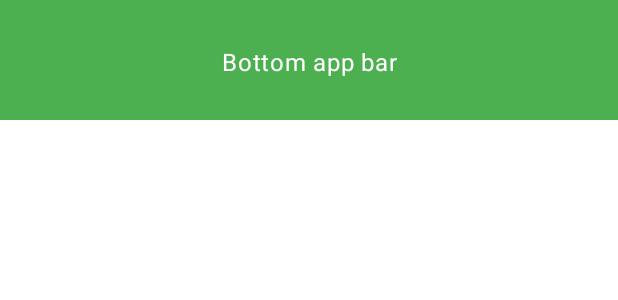
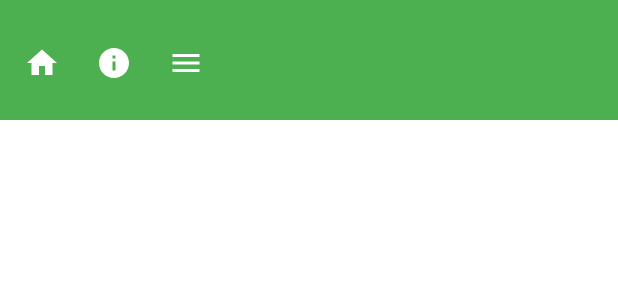
Before and after one commit to dvalcken/BiljartAndroid, an Android app built with Jetpack Compose: the @Preview function MyBottomAppBarPreview, on a phone screen of 412 x 824 dp. Shown: the top 300 px of the screen. Run offline under Robolectric (Android 15) with nearby library versions, the phone set to English and light mode, and no system bars.

Commit message:
Navigation to 3 pages OK via bottomappbar

```diff
--- a/app/src/main/java/com/example/biljart/MyBottomAppBar.kt
+++ b/app/src/main/java/com/example/biljart/MyBottomAppBar.kt
@@ -1,28 +1,47 @@
 package com.example.biljart
 
-import androidx.compose.foundation.layout.fillMaxWidth
+import androidx.compose.material.icons.Icons
+import androidx.compose.material.icons.filled.Home
+import androidx.compose.material.icons.filled.Info
+import androidx.compose.material.icons.filled.Menu
 import androidx.compose.material3.BottomAppBar
+import androidx.compose.material3.Icon
+import androidx.compose.material3.IconButton
 import androidx.compose.material3.MaterialTheme
-import androidx.compose.material3.Text
 import androidx.compose.runtime.Composable
-import androidx.compose.ui.Modifier
-import androidx.compose.ui.text.style.TextAlign
 import androidx.compose.ui.tooling.preview.Preview
 import com.example.biljart.ui.theme.BilliardTheme
 
 @Composable
-fun MyBottomAppBar() {
+fun MyBottomAppBar(
+    onHome: () -> Unit,
+    onAbout: () -> Unit,
+    onRanking: () -> Unit,
+) {
     BottomAppBar(
         containerColor = MaterialTheme.colorScheme.primaryContainer,
         contentColor = MaterialTheme.colorScheme.onPrimaryContainer,
-    ) {
-        Text(
-            modifier = Modifier
-                .fillMaxWidth(),
-            textAlign = TextAlign.Center,
-            text = "Bottom app bar",
-        )
-    }
+        actions = {
+            // Add actions here
+            IconButton(onClick = onHome) {
+                Icon(Icons.Filled.Home, contentDescription = "Home")
+            }
+            IconButton(onClick = onAbout) {
+                Icon(Icons.Filled.Info, contentDescription = "About")
+            }
+            IconButton(onClick = onRanking) {
+                Icon(Icons.Filled.Menu, contentDescription = "Ranking")
+            }
+        },
+    )
+//    ) {
+//        Text(
+//            modifier = Modifier
+//                .fillMaxWidth(),
+//            textAlign = TextAlign.Center,
+//            text = "Bottom app bar",
+//        )
+//    }
 }
 
 // preview
@@ -30,6 +49,6 @@ fun MyBottomAppBar() {
 @Composable
 fun MyBottomAppBarPreview() {
     BilliardTheme(darkTheme = false) {
-        MyBottomAppBar()
+        MyBottomAppBar({ /*onHome*/ }, { /*onAbout*/ }) { /*onCompetition*/ }
     }
 }
```
Also changed, not shown: app/src/main/java/com/example/biljart/MainActivity.kt (+12 -7 lines).
